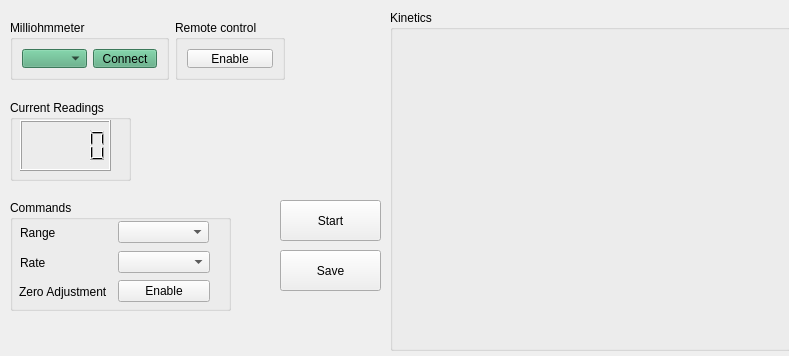
The window that deviceform.ui (brainonn/Ohmmeter) describes before a commit, drawn with Qt 5.
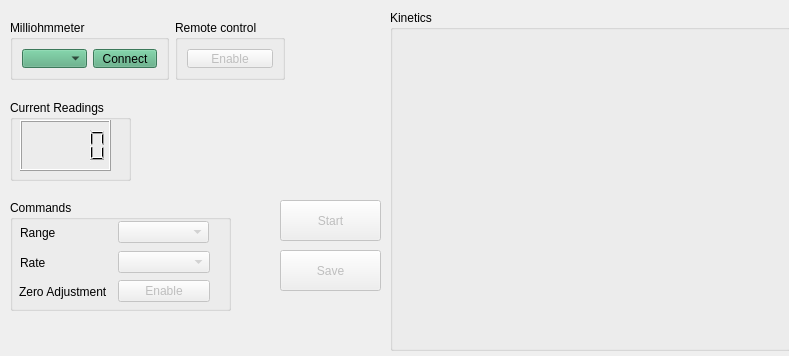
The same window after the commit. Custom widgets are drawn as their Qt base class.

```diff
--- a/deviceform.ui
+++ b/deviceform.ui
@@ -14,6 +14,9 @@
    <string>Form</string>
   </property>
   <widget class="QPushButton" name="buttonScan">
+   <property name="enabled">
+    <bool>false</bool>
+   </property>
    <property name="geometry">
     <rect>
      <x>280</x>
@@ -483,6 +486,9 @@
       <layout class="QGridLayout" name="gridLayout">
        <item row="0" column="0">
         <widget class="QPushButton" name="buttonRemote">
+         <property name="enabled">
+          <bool>false</bool>
+         </property>
          <property name="text">
           <string>Enable</string>
          </property>
@@ -535,6 +541,9 @@
    </layout>
   </widget>
   <widget class="QPushButton" name="buttonSave">
+   <property name="enabled">
+    <bool>false</bool>
+   </property>
    <property name="geometry">
     <rect>
      <x>280</x>
@@ -590,7 +599,11 @@
       </widget>
      </item>
      <item>
-      <widget class="QComboBox" name="comboBoxRange"/>
+      <widget class="QComboBox" name="comboBoxRange">
+       <property name="enabled">
+        <bool>false</bool>
+       </property>
+      </widget>
      </item>
     </layout>
    </widget>
@@ -613,6 +626,9 @@
      </item>
      <item>
       <widget class="QPushButton" name="buttonZero">
+       <property name="enabled">
+        <bool>false</bool>
+       </property>
        <property name="text">
         <string>Enable</string>
        </property>
@@ -638,7 +654,11 @@
       </widget>
      </item>
      <item>
-      <widget class="QComboBox" name="comboBoxRate"/>
+      <widget class="QComboBox" name="comboBoxRate">
+       <property name="enabled">
+        <bool>false</bool>
+       </property>
+      </widget>
      </item>
     </layout>
    </widget>
```
